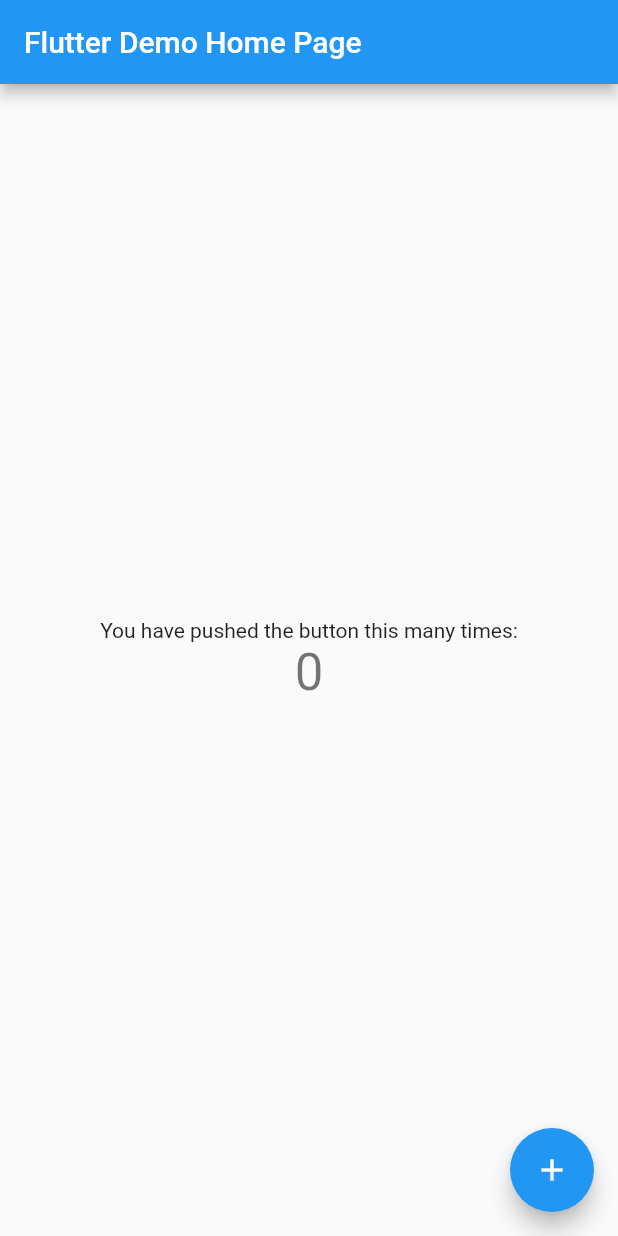
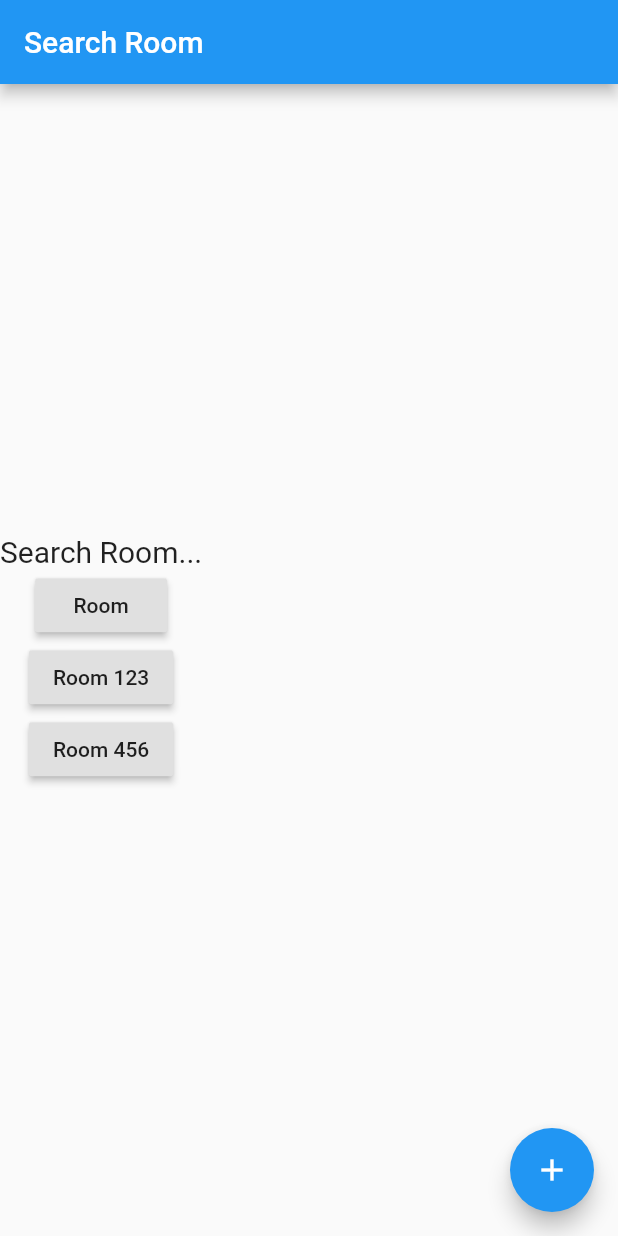
Before and after one commit to Murmelmunz/mop_frontend, a Flutter app: the screen it shows after launch, on a phone screen of 412 x 824 dp. Run offline on Flutter 3.47's test engine with Material 2 defaults, Android fonts, the phone set to English and light mode, and no system bars.

Commit message:
Add basic navigation

```diff
--- a/lib/main.dart
+++ b/lib/main.dart
@@ -1,111 +1,22 @@
 import 'package:flutter/material.dart';
+import 'package:speechlist/screens/create_room.dart';
+import 'package:speechlist/screens/room.dart';
+import 'package:speechlist/screens/search_room.dart';
 
 void main() => runApp(MyApp());
 
 class MyApp extends StatelessWidget {
-  // This widget is the root of your application.
   @override
   Widget build(BuildContext context) {
     return MaterialApp(
-      title: 'Flutter Demo',
       theme: ThemeData(
-        // This is the theme of your application.
-        //
-        // Try running your application with "flutter run". You'll see the
-        // application has a blue toolbar. Then, without quitting the app, try
-        // changing the primarySwatch below to Colors.green and then invoke
-        // "hot reload" (press "r" in the console where you ran "flutter run",
-        // or simply save your changes to "hot reload" in a Flutter IDE).
-        // Notice that the counter didn't reset back to zero; the application
-        // is not restarted.
         primarySwatch: Colors.blue,
       ),
-      home: MyHomePage(title: 'Flutter Demo Home Page'),
+      home: SearchRoomPage(),
+      routes: <String, WidgetBuilder>{
+        CreateRoomPage.routeName: (BuildContext context) => CreateRoomPage(title: "Create Room"),
+        RoomPage.routeName: (BuildContext context) => RoomPage(),
+      },
     );
   }
 }
-
-class MyHomePage extends StatefulWidget {
-  MyHomePage({Key key, this.title}) : super(key: key);
-
-  // This widget is the home page of your application. It is stateful, meaning
-  // that it has a State object (defined below) that contains fields that affect
-  // how it looks.
-
-  // This class is the configuration for the state. It holds the values (in this
-  // case the title) provided by the parent (in this case the App widget) and
-  // used by the build method of the State. Fields in a Widget subclass are
-  // always marked "final".
-
-  final String title;
-
-  @override
-  _MyHomePageState createState() => _MyHomePageState();
-}
-
-class _MyHomePageState extends State<MyHomePage> {
-  int _counter = 0;
-
-  void _incrementCounter() {
-    setState(() {
-      // This call to setState tells the Flutter framework that something has
-      // changed in this State, which causes it to rerun the build method below
-      // so that the display can reflect the updated values. If we changed
-      // _counter without calling setState(), then the build method would not be
-      // called again, and so nothing would appear to happen.
-      _counter++;
-    });
-  }
-
-  @override
-  Widget build(BuildContext context) {
-    // This method is rerun every time setState is called, for instance as done
-    // by the _incrementCounter method above.
-    //
-    // The Flutter framework has been optimized to make rerunning build methods
-    // fast, so that you can just rebuild anything that needs updating rather
-    // than having to individually change instances of widgets.
-    return Scaffold(
-      appBar: AppBar(
-        // Here we take the value from the MyHomePage object that was created by
-        // the App.build method, and use it to set our appbar title.
-        title: Text(widget.title),
-      ),
-      body: Center(
-        // Center is a layout widget. It takes a single child and positions it
-        // in the middle of the parent.
-        child: Column(
-          // Column is also layout widget. It takes a list of children and
-          // arranges them vertically. By default, it sizes itself to fit its
-          // children horizontally, and tries to be as tall as its parent.
-          //
-          // Invoke "debug painting" (press "p" in the console, choose the
-          // "Toggle Debug Paint" action from the Flutter Inspector in Android
-          // Studio, or the "Toggle Debug Paint" command in Visual Studio Code)
-          // to see the wireframe for each widget.
-          //
-          // Column has various properties to control how it sizes itself and
-          // how it positions its children. Here we use mainAxisAlignment to
-          // center the children vertically; the main axis here is the vertical
-          // axis because Columns are vertical (the cross axis would be
-          // horizontal).
-          mainAxisAlignment: MainAxisAlignment.center,
-          children: <Widget>[
-            Text(
-              'You have pushed the button this many times:',
-            ),
-            Text(
-              '$_counter',
-              style: Theme.of(context).textTheme.display1,
-            ),
-          ],
-        ),
-      ),
-      floatingActionButton: FloatingActionButton(
-        onPressed: _incrementCounter,
-        tooltip: 'Increment',
-        child: Icon(Icons.add),
-      ), // This trailing comma makes auto-formatting nicer for build methods.
-    );
-  }
-}
--- /dev/null
+++ b/lib/screens/search_room.dart
@@ -0,0 +1,52 @@
+import 'package:flutter/material.dart';
+
+class SearchRoomPage extends StatelessWidget {
+  static const String routeName = "/";
+
+  @override
+  Widget build(BuildContext context) {
+    return new Scaffold(
+      appBar: new AppBar(
+        title: new Text("Search Room"),
+        backgroundColor: Colors.blue,
+      ),
+
+      body: Column(
+        mainAxisAlignment: MainAxisAlignment.center,
+        children: <Widget>[
+          Text(
+            "Search Room...",
+            style: new TextStyle(fontSize: 20.0),
+            textAlign: TextAlign.center,
+          ),
+          RaisedButton(
+            onPressed: () {
+              Navigator.of(context).pushNamed('/room');
+            },
+            child: Text('Room'),
+          ),
+          RaisedButton(
+            onPressed: () {
+              Navigator.of(context).pushNamed('/room', arguments: 123);
+            },
+            child: Text('Room 123'),
+          ),
+          RaisedButton(
+            onPressed: () {
+              Navigator.of(context).pushNamed('/room', arguments: 456);
+            },
+            child: Text('Room 456'),
+          ),
+        ],
+      ),
+
+      floatingActionButton: FloatingActionButton(
+        onPressed: () {
+          Navigator.of(context).pushNamed('/create_room');
+        },
+        tooltip: 'Create New Room',
+        child: Icon(Icons.add),
+      ),
+    );
+  }
+}
```
Also changed, not shown: lib/screens/create_room.dart (added, +95 -0 lines), lib/screens/room.dart (added, +38 -0 lines).
